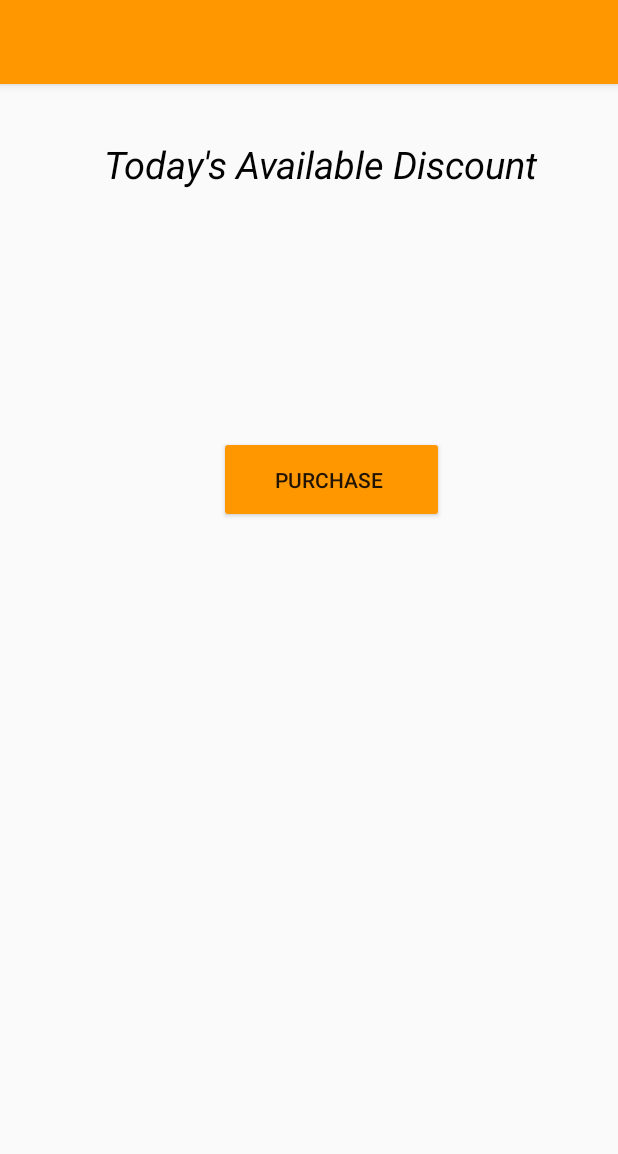
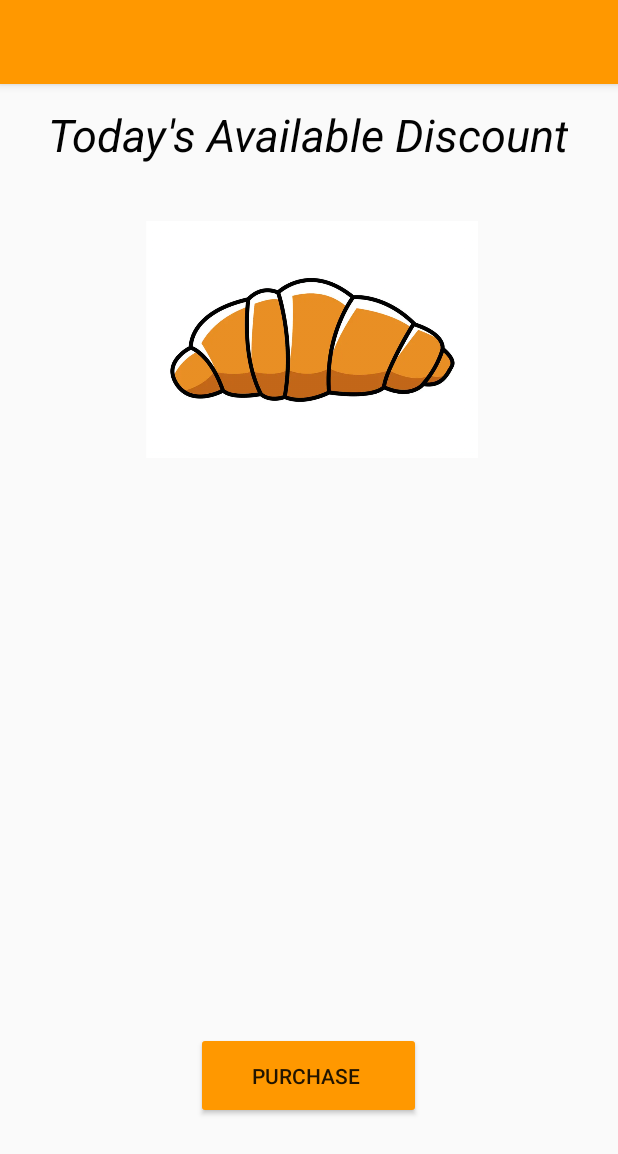
Before and after one commit to stevezhao1/Bakeryproject, an Android app: the Stores screen opened directly, with no data from a screen before it, on a phone screen of 412 x 824 dp. Shown: the top 1154 px of the screen. Run offline under Robolectric (Android 15) with nearby library versions, the phone set to English and light mode, and no system bars.

Commit message:
New pages added

```diff
--- a/app/src/main/res/layout/activity_stores.xml
+++ b/app/src/main/res/layout/activity_stores.xml
@@ -1,84 +1,109 @@
 <?xml version="1.0" encoding="utf-8"?>
-<RelativeLayout xmlns:android="http://schemas.android.com/apk/res/android"
+<androidx.constraintlayout.widget.ConstraintLayout xmlns:android="http://schemas.android.com/apk/res/android"
     xmlns:app="http://schemas.android.com/apk/res-auto"
     xmlns:tools="http://schemas.android.com/tools"
+    android:id="@+id/relativeLayout"
     android:layout_width="match_parent"
     android:layout_height="match_parent"
     tools:context=".Stores">
 
-    <LinearLayout xmlns:android="http://schemas.android.com/apk/res/android"
-        android:layout_width="match_parent"
-        android:layout_height="match_parent"
-        android:orientation="vertical"
-        >
+
     <TextView
         android:id="@+id/textView2"
         android:layout_width="wrap_content"
         android:layout_height="wrap_content"
-            android:layout_marginStart="69dp"
-            android:layout_marginTop="36dp"
+        android:layout_marginStart="32dp"
+        android:layout_marginTop="13dp"
         android:text="Today's Available Discount"
         android:textColor="#020202"
-            android:textSize="25dp"
+        android:textSize="30dp"
         android:textStyle="italic"
         app:layout_constraintStart_toStartOf="parent"
         app:layout_constraintTop_toTopOf="parent" />
 
+    <ImageView
+        android:id="@+id/imageView"
+        android:layout_width="309dp"
+        android:layout_height="158dp"
+        android:layout_marginStart="53dp"
+        android:layout_marginEnd="53dp"
+        android:layout_marginBottom="481dp"
+        app:layout_constraintBottom_toBottomOf="parent"
+        app:layout_constraintEnd_toEndOf="parent"
+        app:layout_constraintHorizontal_bias="0.0"
+        app:layout_constraintStart_toStartOf="parent"
+        app:layout_constraintTop_toBottomOf="@+id/textView2"
+        app:srcCompat="@drawable/crossiant" />
+
+    <LinearLayout
+        android:id="@+id/linearLayout"
+        android:layout_width="232dp"
+        android:layout_height="310dp"
+        android:layout_marginBottom="158dp"
+        android:orientation="vertical"
+        app:layout_constraintBottom_toBottomOf="parent"
+        app:layout_constraintEnd_toEndOf="parent"
+        app:layout_constraintStart_toStartOf="parent">
 
         <TextView
             android:id="@+id/bagelShown"
             android:layout_width="match_parent"
-            android:layout_height="wrap_content"
+            android:layout_height="53dp"
+            android:fontFamily="casual"
             android:textSize="20dp"
-            android:layout_gravity="center"
-            />
+            app:layout_constraintBottom_toTopOf="@+id/breadShown"
+            app:layout_constraintEnd_toEndOf="parent"
+            app:layout_constraintStart_toStartOf="parent"
+            app:layout_constraintTop_toBottomOf="@+id/textView2" />
+
         <TextView
             android:id="@+id/breadShown"
             android:layout_width="match_parent"
-            android:layout_height="wrap_content"
-            android:textSize="20dp"
-            android:layout_gravity="center"
-            />
+            android:layout_height="53dp"
+            android:fontFamily="casual"
+            android:textSize="20dp" />
+
         <TextView
             android:id="@+id/cookieShown"
             android:layout_width="match_parent"
-            android:layout_height="wrap_content"
-            android:textSize="20dp"
-            android:layout_gravity="center"
-            />
+            android:layout_height="53dp"
+            android:fontFamily="casual"
+            android:textSize="20dp" />
+
         <TextView
             android:id="@+id/doughnutShown"
             android:layout_width="match_parent"
-            android:layout_height="wrap_content"
-            android:textSize="20dp"
-            android:layout_gravity="center"
-            />
+            android:layout_height="53dp"
+            android:fontFamily="casual"
+            android:textSize="20dp" />
+
         <TextView
             android:id="@+id/muffinShown"
             android:layout_width="match_parent"
-            android:layout_height="wrap_content"
-            android:textSize="20dp"
-            android:layout_gravity="center"
-            />
+            android:layout_height="53dp"
+            android:fontFamily="casual"
+            android:textSize="20dp" />
+
         <TextView
             android:id="@+id/pieShown"
             android:layout_width="match_parent"
-            android:layout_height="wrap_content"
-            android:textSize="20dp"
-            android:layout_gravity="center"
-            />
+            android:layout_height="53dp"
+            android:fontFamily="casual"
+            android:textSize="20dp" />
+
+    </LinearLayout>
+
     <Button
         android:id="@+id/purchase_button"
         android:layout_width="150dp"
         android:layout_height="58dp"
-            android:layout_marginStart="146dp"
-            android:layout_marginEnd="140dp"
-            android:layout_marginBottom="44dp"
+        android:layout_marginTop="632dp"
         android:backgroundTint="#FF9800"
         android:text="Purchase "
-            />
-
-    </LinearLayout>
+        app:layout_constraintEnd_toEndOf="parent"
+        app:layout_constraintHorizontal_bias="0.498"
+        app:layout_constraintStart_toStartOf="parent"
+        app:layout_constraintTop_toTopOf="parent" />
 
 
-</RelativeLayout>
+</androidx.constraintlayout.widget.ConstraintLayout>
```
Also changed, not shown: app/src/main/AndroidManifest.xml (+7 -3 lines), app/src/main/java/com/example/backery4/Grocerry_store.java (added, +14 -0 lines), app/src/main/java/com/example/backery4/Item_page.java (+6 -6 lines), app/src/main/java/com/example/backery4/ShoppingCartActivity.java (+12 -1 lines), app/src/main/java/com/example/backery4/Stores.java (+6 -6 lines), app/src/main/res/layout/activity_grocerry_store.xml (added, +22 -0 lines), app/src/main/res/layout/activity_shopping_cart.xml (+24 -16 lines), app/src/main/res/drawable/crossiant.png (added), app/src/main/res/drawable/wheat.png (added), 2 other files. Lines whose indentation alone changed are shown as unchanged.
